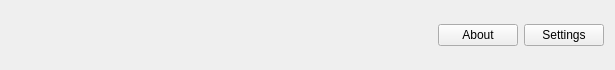
Old version of the form src/gui/header.ui in the repository tombranfield/spaced_repeating_vocabulary.
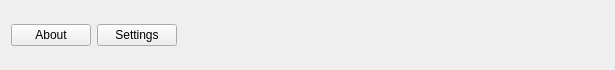
New version of the form.

Commit message: Changed alignment of buttons in header.ui

```diff
--- a/src/gui/header.ui
+++ b/src/gui/header.ui
@@ -14,8 +14,28 @@
    <string>Form</string>
   </property>
   <layout class="QHBoxLayout" name="horizontalLayout_2">
+   <property name="topMargin">
+    <number>0</number>
+   </property>
+   <property name="bottomMargin">
+    <number>0</number>
+   </property>
    <item>
     <layout class="QHBoxLayout" name="horizontalLayout" stretch="0,0,0">
+     <item>
+      <widget class="QPushButton" name="about_button">
+       <property name="text">
+        <string>About</string>
+       </property>
+      </widget>
+     </item>
+     <item>
+      <widget class="QPushButton" name="settings_button">
+       <property name="text">
+        <string>Settings</string>
+       </property>
+      </widget>
+     </item>
      <item>
       <spacer name="horizontalSpacer">
        <property name="orientation">
@@ -29,20 +49,6 @@
        </property>
       </spacer>
      </item>
-     <item>
-      <widget class="QPushButton" name="about_button">
-       <property name="text">
-        <string>About</string>
-       </property>
-      </widget>
-     </item>
-     <item>
-      <widget class="QPushButton" name="settings_button">
-       <property name="text">
-        <string>Settings</string>
-       </property>
-      </widget>
-     </item>
     </layout>
    </item>
   </layout>
```
